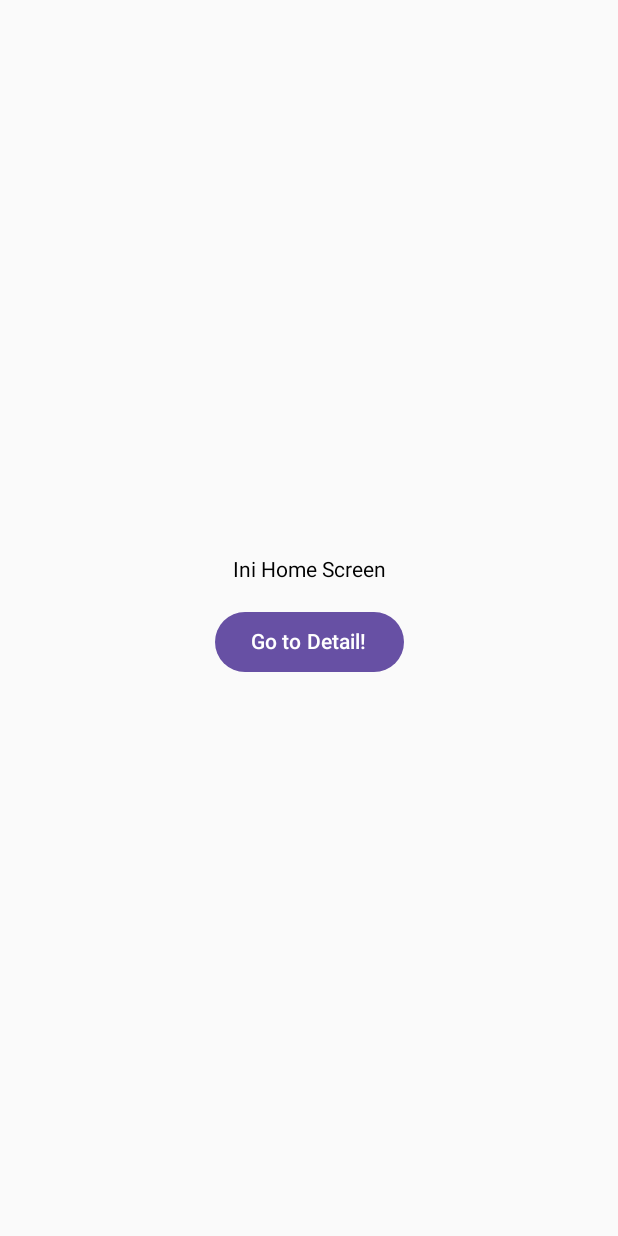
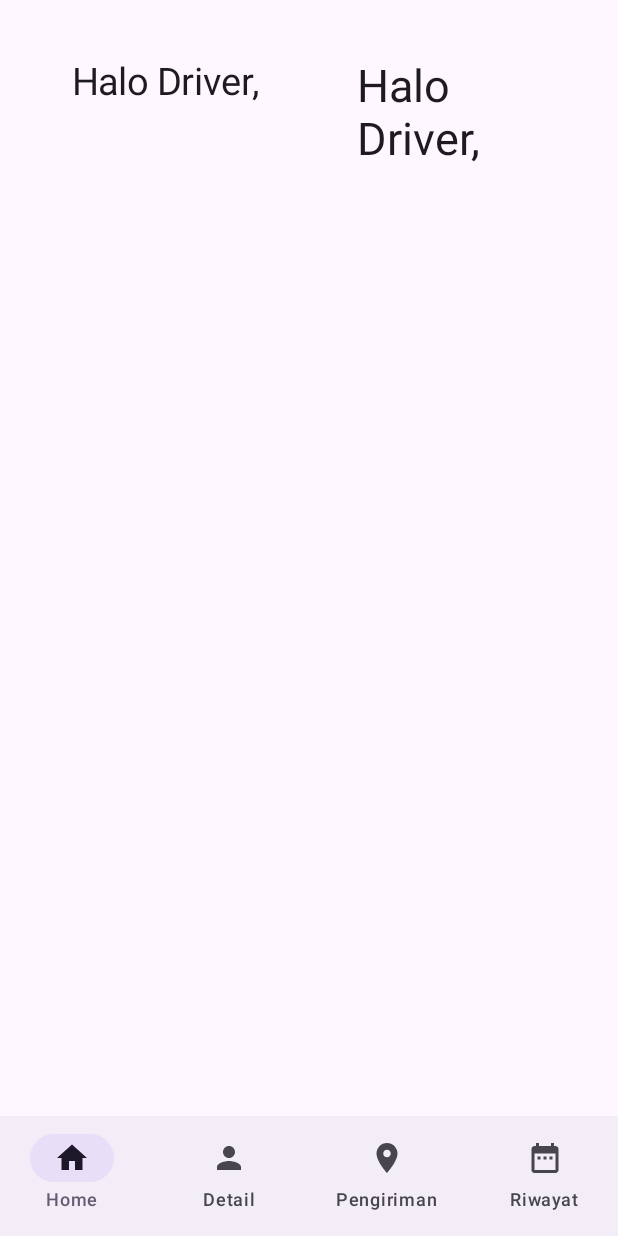
Before and after one commit to Muhless/ady-trans-jaya-kotlin, an Android app built with Jetpack Compose: the screen it shows after launch (MainActivity), on a phone screen of 412 x 824 dp. Run offline under Robolectric (Android 15) with nearby library versions, the phone set to English and light mode, and no system bars.

Commit message:
update homescreen

```diff
--- a/app/src/main/AndroidManifest.xml
+++ b/app/src/main/AndroidManifest.xml
@@ -13,7 +13,7 @@
         android:theme="@style/Theme.Adytransjayakotlin"
         tools:targetApi="31">
         <activity
-            android:name="ady.trans.jaya.ui.screen.MainActivity"
+            android:name="adytransjaya.MainActivity"
             android:exported="true"
             android:label="@string/app_name"
             android:theme="@style/Theme.Adytransjayakotlin">
--- a/app/src/main/java/ady/trans/jaya/ui/screen/DetailScreen.kt
+++ /dev/null
@@ -1 +0,0 @@
-package ady.trans.jaya.ui.screen
--- a/app/src/main/java/ady/trans/jaya/ui/screen/MainClass.kt
+++ /dev/null
@@ -1,21 +0,0 @@
-package ady.trans.jaya.ui.screen
-
-import android.os.Bundle
-import androidx.activity.ComponentActivity
-import androidx.activity.compose.setContent
-import androidx.navigation.compose.NavHost
-import androidx.navigation.compose.composable
-import androidx.navigation.compose.rememberNavController
-
-class MainActivity : ComponentActivity() {
-    override fun onCreate(savedInstanceState: Bundle?) {
-        super.onCreate(savedInstanceState)
-        setContent {
-            val navController = rememberNavController()
-            NavHost(navController = navController, startDestination = "home") {
-                composable("home") { homeScreen(navController) }
-                composable("detail") { DetailScreen(navController) }
-            }
-        }
-    }
-}
--- /dev/null
+++ b/app/src/main/java/adytransjaya/MainActivity.kt
@@ -0,0 +1,29 @@
+package adytransjaya
+
+import adytransjaya.ui.navigation.bottomBar
+import adytransjaya.ui.screen.detailScreen
+import adytransjaya.ui.screen.homeScreen
+import android.os.Bundle
+import androidx.activity.ComponentActivity
+import androidx.activity.compose.setContent
+import androidx.compose.foundation.layout.padding
+import androidx.compose.material3.Scaffold
+import androidx.compose.ui.Modifier
+import androidx.navigation.compose.NavHost
+import androidx.navigation.compose.composable
+import androidx.navigation.compose.rememberNavController
+
+class MainActivity : ComponentActivity() {
+    override fun onCreate(savedInstanceState: Bundle?) {
+        super.onCreate(savedInstanceState)
+        setContent {
+            val navController = rememberNavController()
+            Scaffold(bottomBar = { bottomBar(navController) }) { innerPadding ->
+                NavHost(navController = navController, startDestination = "home", modifier = Modifier.padding(innerPadding)) {
+                    composable("home") { homeScreen(navController) }
+                    composable("detail") { detailScreen(navController) }
+                }
+            }
+        }
+    }
+}
--- /dev/null
+++ b/app/src/main/java/adytransjaya/ui/navigation/BottomBar.kt
@@ -0,0 +1,34 @@
+package adytransjaya.ui.navigation
+
+import androidx.compose.material3.Icon
+import androidx.compose.material3.NavigationBar
+import androidx.compose.material3.NavigationBarItem
+import androidx.compose.material3.Text
+import androidx.compose.runtime.Composable
+import androidx.navigation.NavController
+import androidx.navigation.compose.currentBackStackEntryAsState
+
+@Composable
+fun bottomBar(navController: NavController) {
+    val navBackStackEntry = navController.currentBackStackEntryAsState()
+    val currentRoute = navBackStackEntry.value?.destination?.route
+
+    val items = listOf(BottomNavItem.Home, BottomNavItem.Profile, BottomNavItem.Delivery, BottomNavItem.History)
+
+    NavigationBar {
+        items.forEach { item ->
+            NavigationBarItem(
+                selected = currentRoute == item.route,
+                onClick = {
+                    if (currentRoute !=
+                        item.route
+                    ) {
+                        navController.navigate(item.route)
+                    }
+                },
+                icon = { Icon(imageVector = item.icon, contentDescription = item.label) },
+                label = { Text(item.label) },
+            )
+        }
+    }
+}
--- /dev/null
+++ b/app/src/main/java/adytransjaya/ui/navigation/BottomNavItem.kt
@@ -0,0 +1,22 @@
+package adytransjaya.ui.navigation
+
+import androidx.compose.material.icons.Icons
+import androidx.compose.material.icons.filled.DateRange
+import androidx.compose.material.icons.filled.Home
+import androidx.compose.material.icons.filled.LocationOn
+import androidx.compose.material.icons.filled.Person
+import androidx.compose.ui.graphics.vector.ImageVector
+
+sealed class BottomNavItem(
+    val route: String,
+    val label: String,
+    val icon: ImageVector,
+) {
+    object Home : BottomNavItem("home", "Home", Icons.Default.Home)
+
+    object Profile : BottomNavItem("detail", "Detail", Icons.Default.Person)
+
+    object History : BottomNavItem("history", "Riwayat", Icons.Default.DateRange)
+
+    object Delivery : BottomNavItem("delivery", "Pengiriman", Icons.Default.LocationOn)
+}
--- a/app/src/main/java/ady/trans/jaya/ui/screen/HomeScreen.kt
+++ b/app/src/main/java/adytransjaya/ui/screen/DetailScreen.kt
@@ -1,5 +1,5 @@
-package ady.trans.jaya.ui.screen
-
+package adytransjaya.ui.screen
+import android.annotation.SuppressLint
 import androidx.compose.foundation.layout.Arrangement
 import androidx.compose.foundation.layout.Column
 import androidx.compose.foundation.layout.Spacer
@@ -14,17 +14,18 @@ import androidx.compose.ui.Modifier
 import androidx.compose.ui.unit.dp
 import androidx.navigation.NavController
 
+@SuppressLint("ComposableNaming")
 @Composable
-fun homeScreen(navController: NavController) {
+fun detailScreen(navController: NavController) {
     Column(
         modifier = Modifier.fillMaxSize().padding(16.dp),
         verticalArrangement = Arrangement.Center,
         horizontalAlignment = Alignment.CenterHorizontally,
     ) {
-        Text(text = "Ini Home Screen")
+        Text(text = "This is detail screen")
         Spacer(modifier = Modifier.height(16.dp))
-        Button(onClick = { navController.navigate("detail") }) {
-            Text(text = "Go to Detail!")
+        Button(onClick = { navController.navigate("home") }) {
+            Text(text = "Go Back")
         }
     }
 }
--- /dev/null
+++ b/app/src/main/java/adytransjaya/ui/screen/HomeScreen.kt
@@ -0,0 +1,40 @@
+package adytransjaya.ui.screen
+import android.annotation.SuppressLint
+import androidx.compose.foundation.layout.Column
+import androidx.compose.foundation.layout.Row
+import androidx.compose.foundation.layout.fillMaxWidth
+import androidx.compose.foundation.layout.padding
+import androidx.compose.material3.Text
+import androidx.compose.runtime.Composable
+import androidx.compose.ui.Modifier
+import androidx.compose.ui.unit.dp
+import androidx.compose.ui.unit.sp
+import androidx.navigation.NavController
+
+@SuppressLint("ComposableNaming")
+@Composable
+fun homeScreen(navController: NavController) {
+    Row(
+        modifier =
+            Modifier
+                .fillMaxWidth()
+                .padding(horizontal = 16.dp),
+    ) {
+        Column(
+            modifier =
+                Modifier
+                    .weight(1f)
+                    .padding(vertical = 40.dp, horizontal = 32.dp),
+        ) {
+            Text(text = "Halo Driver,", fontSize = 25.sp)
+        }
+        Column(
+            modifier =
+                Modifier
+                    .weight(1f)
+                    .padding(vertical = 40.dp, horizontal = 32.dp),
+        ) {
+            Text(text = "Halo Driver,", fontSize = 30.sp)
+        }
+    }
+}
```
